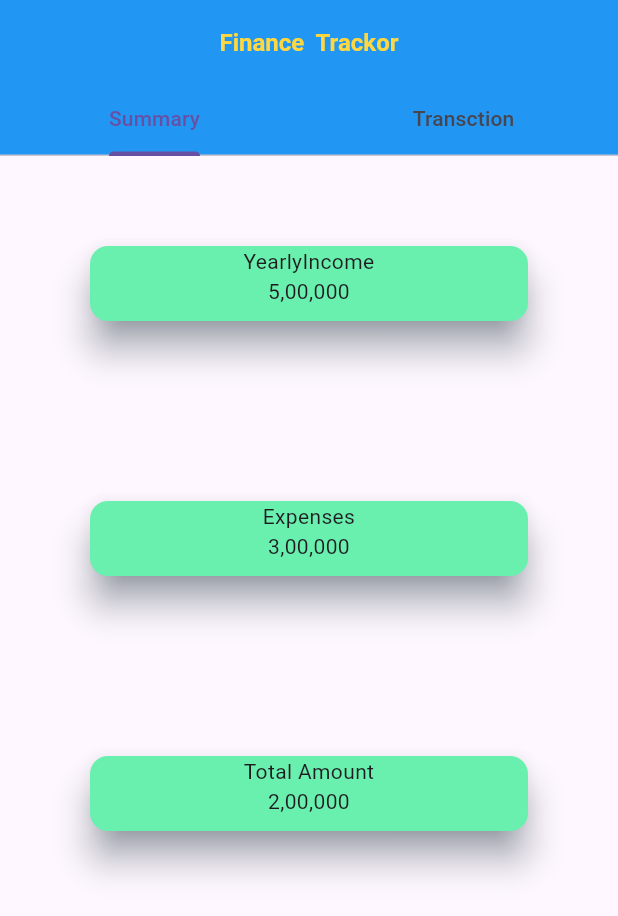
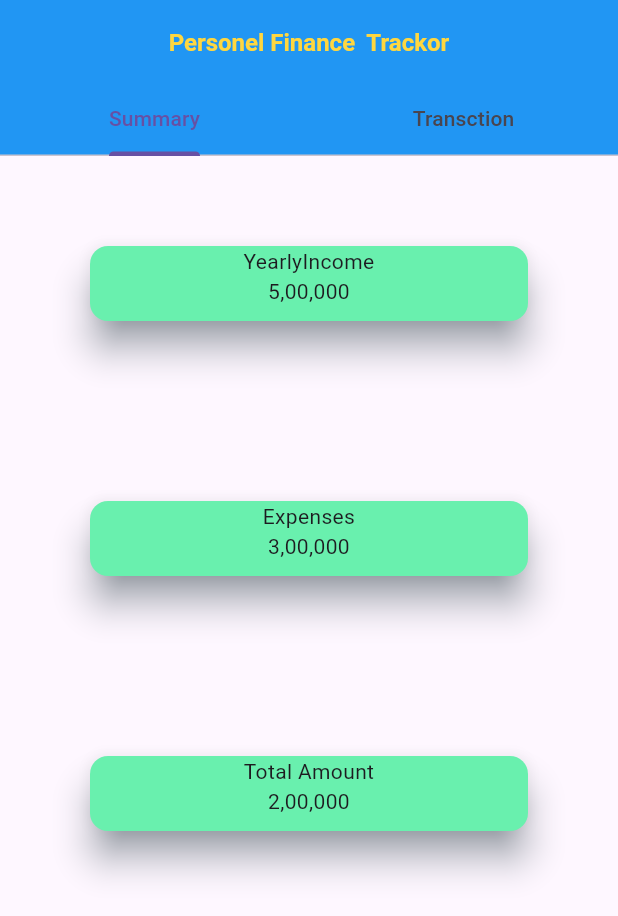
Before and after one commit to Sudha-sivaraj/finance-trackor, a Flutter app: the screen it shows after launch, on a phone screen of 412 x 824 dp. Shown: the top 916 px of the screen. Run offline on Flutter 3.47's test engine with Material 3 defaults, Android fonts, the light colour scheme and no system bars.

Commit message:
personal trac

```diff
--- a/lib/main.dart
+++ b/lib/main.dart
@@ -22,7 +22,7 @@ class HomePage extends StatelessWidget {
           centerTitle: true,
           backgroundColor: Colors.blue,
           title: Text(
-            'Finance  Trackor',
+            'Personel Finance  Trackor',
             style: TextStyle(
               fontSize: 16,
               fontWeight: FontWeight.bold,
```
